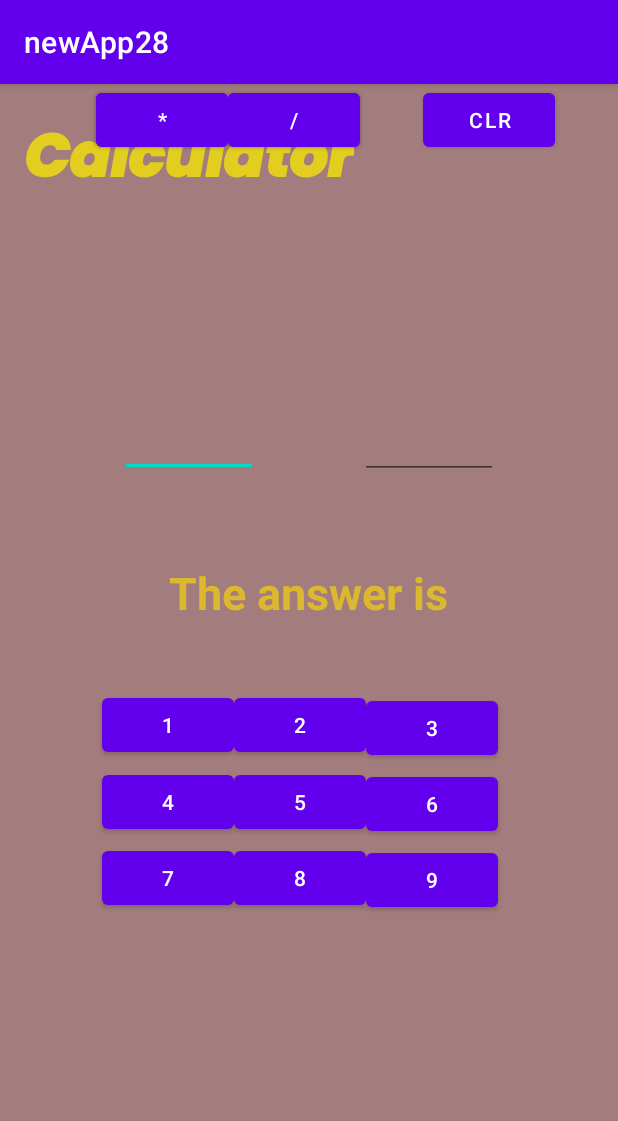
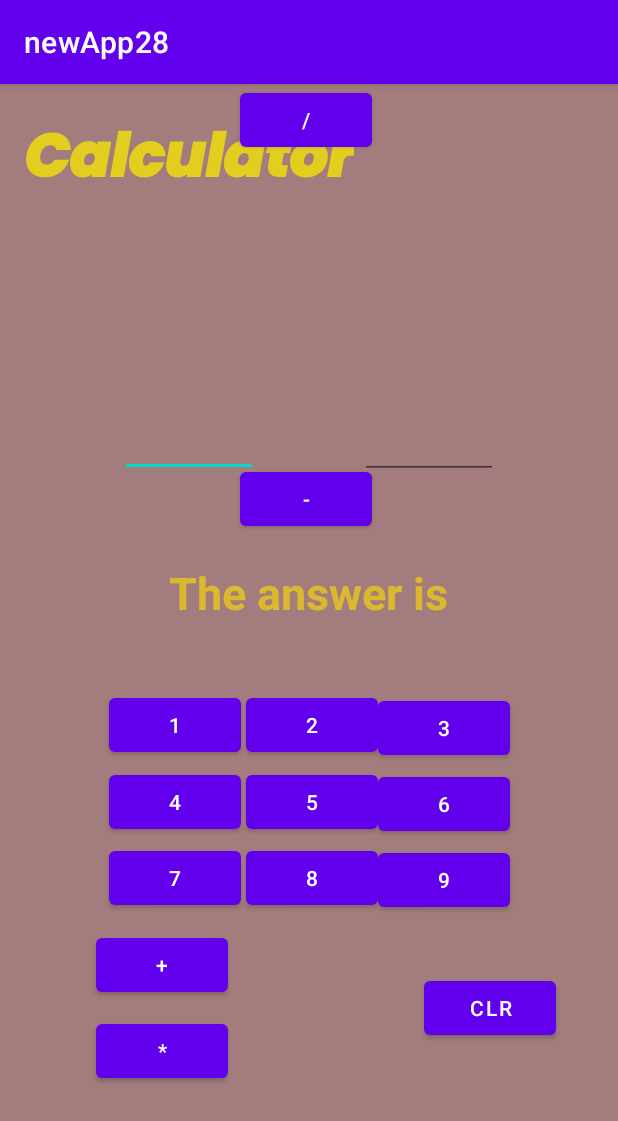
Before and after one commit to RohanSharma4792/Android-calculator-App, an Android app: the screen it shows after launch (MainActivity), on a phone screen of 412 x 824 dp. Shown: the top 1121 px of the screen. Run offline under Robolectric (Android 15) with nearby library versions, the phone set to English and light mode, and no system bars.

Commit message:
second layout commit

```diff
--- a/app/src/main/res/layout/activity_main.xml
+++ b/app/src/main/res/layout/activity_main.xml
@@ -26,13 +26,37 @@
         app:layout_constraintVertical_bias="0.024" />
 
     <Button
+        android:id="@+id/button3"
+        android:layout_width="wrap_content"
+        android:layout_height="wrap_content"
+        android:layout_marginEnd="72dp"
+        android:layout_marginRight="72dp"
+        android:text="@string/number3"
+        app:layout_constraintBottom_toBottomOf="parent"
+        app:layout_constraintEnd_toEndOf="parent"
+        app:layout_constraintTop_toTopOf="parent"
+        app:layout_constraintVertical_bias="0.563" />
+
+    <Button
+        android:id="@+id/button6"
+        android:layout_width="wrap_content"
+        android:layout_height="wrap_content"
+        android:layout_marginEnd="72dp"
+        android:layout_marginRight="72dp"
+        android:text="@string/number6"
+        app:layout_constraintBottom_toBottomOf="parent"
+        app:layout_constraintEnd_toEndOf="parent"
+        app:layout_constraintTop_toTopOf="parent"
+        app:layout_constraintVertical_bias="0.633" />
+
+    <Button
         android:id="@+id/button1"
         android:layout_width="wrap_content"
         android:layout_height="wrap_content"
         android:text="@string/number1"
         app:layout_constraintBottom_toBottomOf="parent"
         app:layout_constraintEnd_toStartOf="@+id/button2"
-        app:layout_constraintHorizontal_bias="1.0"
+        app:layout_constraintHorizontal_bias="0.96"
         app:layout_constraintStart_toStartOf="parent"
         app:layout_constraintTop_toBottomOf="@+id/textView" />
 
@@ -46,59 +70,13 @@
         app:layout_constraintTop_toBottomOf="@+id/textView" />
 
     <Button
-        android:id="@+id/button3"
-        android:layout_width="wrap_content"
-        android:layout_height="wrap_content"
-        android:layout_marginEnd="80dp"
-        android:layout_marginRight="80dp"
-        android:text="@string/number3"
-        app:layout_constraintBottom_toBottomOf="parent"
-        app:layout_constraintEnd_toEndOf="parent"
-        app:layout_constraintTop_toTopOf="parent"
-        app:layout_constraintVertical_bias="0.563" />
-
-    <Button
-        android:id="@+id/button4"
-        android:layout_width="wrap_content"
-        android:layout_height="wrap_content"
-        android:text="@string/number4"
-        app:layout_constraintBottom_toBottomOf="parent"
-        app:layout_constraintEnd_toStartOf="@+id/button2"
-        app:layout_constraintHorizontal_bias="1.0"
-        app:layout_constraintStart_toStartOf="parent"
-        app:layout_constraintTop_toBottomOf="@+id/textView"
-        app:layout_constraintVertical_bias="0.581" />
-
-    <Button
-        android:id="@+id/button5"
-        android:layout_width="wrap_content"
-        android:layout_height="wrap_content"
-        android:text="@string/number5"
-        app:layout_constraintBottom_toBottomOf="parent"
-        app:layout_constraintEnd_toStartOf="@+id/button3"
-        app:layout_constraintTop_toBottomOf="@+id/textView"
-        app:layout_constraintVertical_bias="0.581" />
-
-    <Button
-        android:id="@+id/button6"
-        android:layout_width="wrap_content"
-        android:layout_height="wrap_content"
-        android:layout_marginEnd="80dp"
-        android:layout_marginRight="80dp"
-        android:text="@string/number6"
-        app:layout_constraintBottom_toBottomOf="parent"
-        app:layout_constraintEnd_toEndOf="parent"
-        app:layout_constraintTop_toTopOf="parent"
-        app:layout_constraintVertical_bias="0.633" />
-
-    <Button
         android:id="@+id/button7"
         android:layout_width="wrap_content"
         android:layout_height="wrap_content"
         android:text="@string/number7"
         app:layout_constraintBottom_toBottomOf="parent"
         app:layout_constraintEnd_toStartOf="@+id/button2"
-        app:layout_constraintHorizontal_bias="1.0"
+        app:layout_constraintHorizontal_bias="0.96"
         app:layout_constraintStart_toStartOf="parent"
         app:layout_constraintTop_toBottomOf="@+id/textView"
         app:layout_constraintVertical_bias="0.661" />
@@ -117,13 +95,35 @@
         android:id="@+id/button9"
         android:layout_width="wrap_content"
         android:layout_height="wrap_content"
-        android:layout_marginEnd="80dp"
-        android:layout_marginRight="80dp"
+        android:layout_marginEnd="72dp"
+        android:layout_marginRight="72dp"
         android:text="@string/number9"
         app:layout_constraintBottom_toBottomOf="parent"
         app:layout_constraintEnd_toEndOf="parent"
         app:layout_constraintTop_toTopOf="parent"
         app:layout_constraintVertical_bias="0.704" />
+
+    <Button
+        android:id="@+id/button5"
+        android:layout_width="wrap_content"
+        android:layout_height="wrap_content"
+        android:text="@string/number5"
+        app:layout_constraintBottom_toBottomOf="parent"
+        app:layout_constraintEnd_toStartOf="@+id/button3"
+        app:layout_constraintTop_toBottomOf="@+id/textView"
+        app:layout_constraintVertical_bias="0.581" />
+
+    <Button
+        android:id="@+id/button4"
+        android:layout_width="wrap_content"
+        android:layout_height="wrap_content"
+        android:text="@string/number4"
+        app:layout_constraintBottom_toBottomOf="parent"
+        app:layout_constraintEnd_toStartOf="@+id/button2"
+        app:layout_constraintHorizontal_bias="0.96"
+        app:layout_constraintStart_toStartOf="parent"
+        app:layout_constraintTop_toBottomOf="@+id/textView"
+        app:layout_constraintVertical_bias="0.581" />
 
 
     <EditText
@@ -191,16 +191,21 @@
         android:layout_marginStart="64dp"
         android:layout_marginLeft="64dp"
         android:text="+"
+        app:layout_constraintBottom_toTopOf="@+id/multiply"
         app:layout_constraintStart_toStartOf="parent"
-        tools:layout_editor_absoluteY="543dp" />
+        app:layout_constraintTop_toBottomOf="@+id/button7" />
+
 
     <Button
         android:id="@+id/minus"
         android:layout_width="wrap_content"
         android:layout_height="wrap_content"
+        android:layout_marginStart="8dp"
+        android:layout_marginLeft="8dp"
         android:text="-"
+        app:layout_constraintBottom_toTopOf="@+id/divide"
         app:layout_constraintStart_toEndOf="@+id/plus"
-        tools:layout_editor_absoluteY="543dp" />
+        app:layout_constraintTop_toBottomOf="@+id/button8" />
 
     <Button
         android:id="@+id/multiply"
@@ -209,9 +214,10 @@
         android:layout_marginStart="64dp"
         android:layout_marginLeft="64dp"
         android:text="*"
+        app:layout_constraintBottom_toBottomOf="parent"
         app:layout_constraintStart_toStartOf="parent"
-        tools:layout_editor_absoluteY="591dp" />
-
+        app:layout_constraintTop_toBottomOf="@+id/button7"
+        app:layout_constraintVertical_bias="0.402" />
 
     <Button
         android:id="@+id/divide"
@@ -219,7 +225,7 @@
         android:layout_height="wrap_content"
         android:text="/"
         app:layout_constraintEnd_toStartOf="@+id/clr"
-        app:layout_constraintHorizontal_bias="0.0"
+        app:layout_constraintHorizontal_bias="0.195"
         app:layout_constraintStart_toEndOf="@+id/multiply"
         tools:layout_editor_absoluteY="591dp" />
 
@@ -228,9 +234,12 @@
         android:layout_width="wrap_content"
         android:layout_height="wrap_content"
         android:text="clr"
+        app:layout_constraintBottom_toBottomOf="parent"
         app:layout_constraintEnd_toEndOf="parent"
+        app:layout_constraintHorizontal_bias="0.453"
         app:layout_constraintStart_toEndOf="@+id/minus"
-        tools:layout_editor_absoluteY="568dp" />
+        app:layout_constraintTop_toBottomOf="@+id/button9"
+        app:layout_constraintVertical_bias="0.227" />
 
 
 </androidx.constraintlayout.widget.ConstraintLayout>
```
